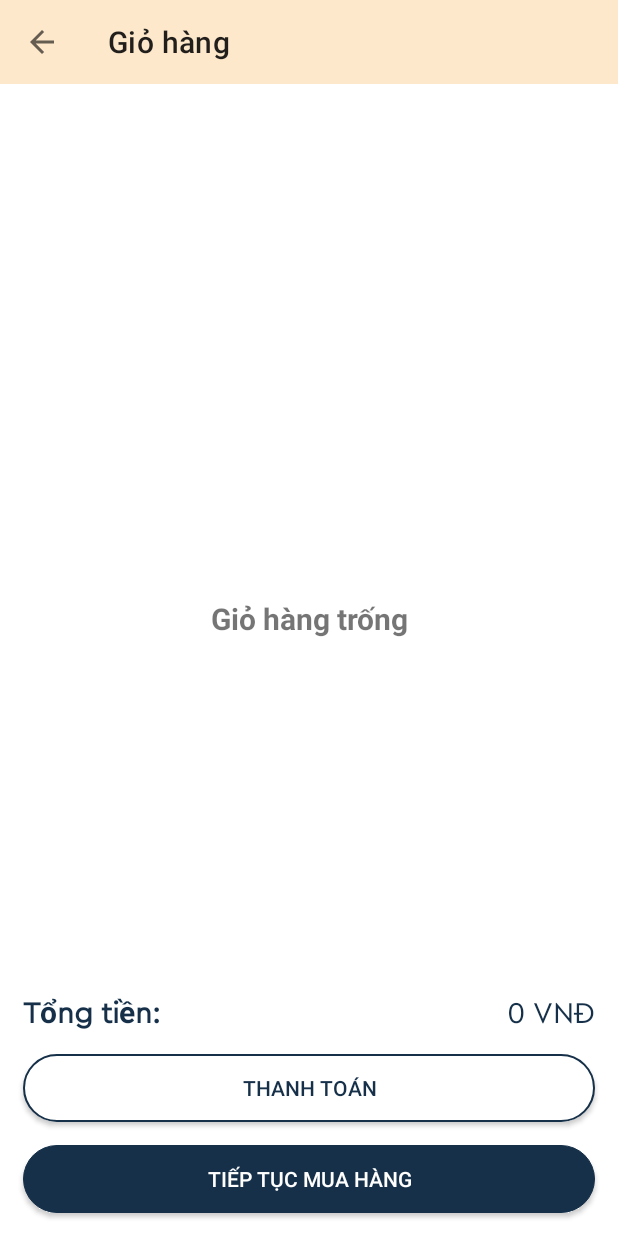
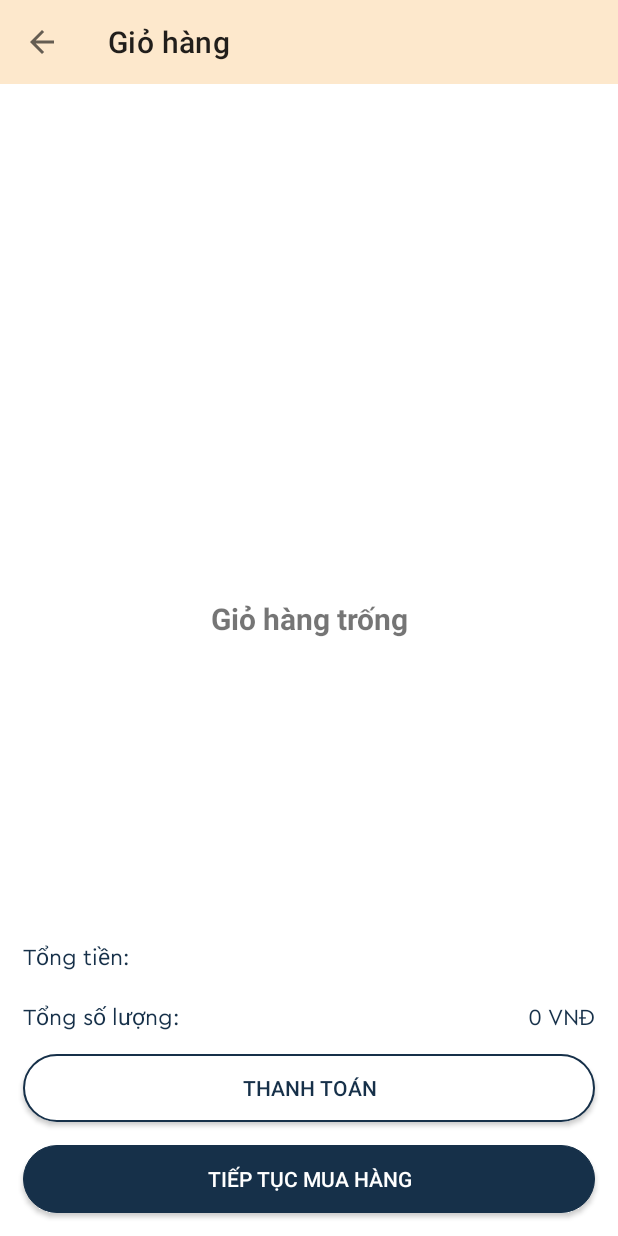
Before and after one commit to buikhacchung123/shopbanhoa, an Android app: the MainActivity screen opened directly, with no data from a screen before it, item 3 of the bottom bar chosen, on a phone screen of 412 x 824 dp. Run offline under Robolectric (Android 15) with nearby library versions, the phone set to English and light mode, and no system bars; pictures from the network do not load; Roboto replaces fonts that are not available here.

Commit message:
doing sum cart

```diff
--- a/app/src/main/java/com/example/testcontentprovider/activity/CartActivity.java
+++ b/app/src/main/java/com/example/testcontentprovider/activity/CartActivity.java
@@ -1,5 +1,6 @@
 package com.example.testcontentprovider.activity;
 
+import androidx.annotation.Nullable;
 import androidx.appcompat.app.AppCompatActivity;
 import androidx.appcompat.widget.Toolbar;
 import androidx.recyclerview.widget.LinearLayoutManager;
@@ -15,12 +16,11 @@ import android.widget.Toast;
 import com.example.testcontentprovider.R;
 import com.example.testcontentprovider.adapter.CartAdapter;
 
-import java.io.Serializable;
 import java.text.DecimalFormat;
 
 public class CartActivity extends AppCompatActivity {
     static TextView giohangtrong;
-    static TextView txtTongtien;
+    static TextView txtTongtien, txtTongSL;
     Toolbar toolbar;
     RecyclerView recyclerView;
     Button btnTiepTucMuahang, btnThanhToan;
@@ -67,7 +67,7 @@ public class CartActivity extends AppCompatActivity {
                     if(MainActivity.manggiohang.size()>0){
                         Intent i = new Intent(CartActivity.this, ThanhToanActivity.class);
                         i.putExtra("TongTien",txtTongtien.getText());
-                        i.putExtra("TongSL", MainActivity.manggiohang.size());
+                        i.putExtra("TongSL", 0);
                         startActivity(i);
                     }else{
                         Toast.makeText (getBaseContext(), "Không có sản phẩm để thanh toán", Toast.LENGTH_SHORT).show();
@@ -83,12 +83,15 @@ public class CartActivity extends AppCompatActivity {
 
     public static void tinhTongTien() {
         double tongtien = 0;
+        int tongsl = 0;
         for(int i = 0; i < MainActivity.manggiohang.size(); i++)
         {
             tongtien += (MainActivity.manggiohang.get(i).getGia() * MainActivity.manggiohang.get(i).getSoluong());
+            //tongsl += MainActivity.manggiohang.get(i).getSoluong();
         }
         DecimalFormat decimalFormat = new DecimalFormat("###,###,###");
         txtTongtien.setText(decimalFormat.format(tongtien) + " VNĐ");
+        //txtTongSL.setText(tongsl);
     }
     public static void checkGH(){
         if(MainActivity.manggiohang.size() <= 0){
@@ -101,10 +104,11 @@ public class CartActivity extends AppCompatActivity {
     }
     private void AnhXa() {
         giohangtrong = findViewById(R.id.txtcartnull);
-        txtTongtien = findViewById(R.id.txtTongTien);
+        txtTongtien = findViewById(R.id.txtTongSL1);
         toolbar = findViewById(R.id.cart_toolbar);
         recyclerView = findViewById(R.id.rcv_thanhToan);
         btnThanhToan = findViewById(R.id.btnThanhToan);
         btnTiepTucMuahang = findViewById(R.id.btntieptucmua);
+        txtTongSL = findViewById(R.id.txtTongSL1);
     }
 }
--- a/app/src/main/java/com/example/testcontentprovider/activity/MainActivity.java
+++ b/app/src/main/java/com/example/testcontentprovider/activity/MainActivity.java
@@ -44,7 +44,7 @@ public class MainActivity extends AppCompatActivity {
     protected void onCreate(Bundle savedInstanceState) {
         super.onCreate(savedInstanceState);
         setContentView(R.layout.activity_main);
-        AhXa();
+        AnhXa();
         LoadFrame(new HomeFragment());
         mangdanhmuc = dm.getDM();
         dmspAdapter = new DMSPAdapter(mangdanhmuc, getApplicationContext());
@@ -86,9 +86,7 @@ public class MainActivity extends AppCompatActivity {
                         break;
                 }
                 return true;
-
             }
-
         });
 
         frameLayout.setOnClickListener(new View.OnClickListener() {
@@ -102,7 +100,7 @@ public class MainActivity extends AppCompatActivity {
 
 
 
-    private void AhXa() {
+    private void AnhXa() {
         bottomNavigationView = findViewById(R.id.bottom_navigation);
         toolbar = (Toolbar) findViewById(R.id.toolbar);
         drawerLayout = findViewById(R.id.drawerlayout_main);
--- a/app/src/main/java/com/example/testcontentprovider/activity/ThanhToanActivity.java
+++ b/app/src/main/java/com/example/testcontentprovider/activity/ThanhToanActivity.java
@@ -15,7 +15,7 @@ import com.example.testcontentprovider.adapter.CartAdapter;
 public class ThanhToanActivity extends AppCompatActivity {
     RecyclerView rvThanhToan;
     static CartAdapter adapter;
-    TextView txtTongTien, txtTongSL;
+    TextView txtTongTien, txtTongSL, txtResult_VC;
     Button btnApDung;
 
     @Override
@@ -36,14 +36,15 @@ public class ThanhToanActivity extends AppCompatActivity {
         btnApDung.setOnClickListener(new View.OnClickListener() {
             @Override
             public void onClick(View v) {
-
+                txtResult_VC.setText("Mã voucher ko tồn tại");
             }
         });
     }
     public void AnhXa(){
         rvThanhToan = findViewById(R.id.rcv_thanhToan);
         txtTongTien = findViewById(R.id.txtTongTien);
-        txtTongSL = findViewById(R.id.txtTongSL);
+        txtTongSL = findViewById(R.id.txtTongSL1);
+        txtResult_VC = findViewById(R.id.tv_ResultVoucher);
         btnApDung = findViewById(R.id.btnApDung);
     }
 }
--- a/app/src/main/java/com/example/testcontentprovider/model/GioHang.java
+++ b/app/src/main/java/com/example/testcontentprovider/model/GioHang.java
@@ -2,9 +2,14 @@ package com.example.testcontentprovider.model;
 
 public class GioHang {
     String masp, tensp, hinhsp;
+    double thanhtien;
+    int soluong;
+    double gia;
 
     public GioHang(){
-
+        soluong =0;
+        gia=0;
+        thanhtien=0;
     }
 
     public String getMasp() {
@@ -47,8 +52,6 @@ public class GioHang {
         this.soluong = soluong;
     }
 
-    double gia;
-
     public double getThanhtien() {
         return thanhtien;
     }
@@ -57,6 +60,5 @@ public class GioHang {
         this.thanhtien = thanhtien;
     }
 
-    double thanhtien;
-    int soluong;
+
 }
--- a/app/src/main/res/layout/activity_cart.xml
+++ b/app/src/main/res/layout/activity_cart.xml
@@ -42,9 +42,43 @@
         android:id="@+id/cartlayout"
         android:layout_width="match_parent"
         android:layout_height="wrap_content"
+        android:layout_marginBottom="10dp"
         android:orientation="horizontal"
         android:weightSum="2"
+        app:layout_constraintBottom_toTopOf="@+id/cartlayout2">
+
+        <TextView
+            android:layout_width="wrap_content"
+            android:layout_height="wrap_content"
+            android:layout_marginLeft="10dp"
+            android:layout_weight="1"
+            android:fontFamily="@font/cerapro_regular"
+            android:padding="5dp"
+            android:text="Tổng tiền:"
+            android:textColor="@color/dark_blue"
+            android:textSize="15sp" />
+
+        <TextView
+            android:id="@+id/txtTongTien"
+            android:layout_width="wrap_content"
+            android:layout_height="wrap_content"
+            android:layout_marginRight="10dp"
+            android:layout_weight="1"
+            android:fontFamily="@font/cerapro_regular"
+            android:gravity="right"
+            android:padding="5dp"
+            android:textColor="@color/dark_blue"
+            android:textSize="15sp" />
+    </LinearLayout>
+
+    <LinearLayout
+        android:id="@+id/cartlayout2"
+        android:layout_width="match_parent"
+        android:layout_height="wrap_content"
         android:layout_marginBottom="10dp"
+        android:orientation="horizontal"
+
+        android:weightSum="2"
         app:layout_constraintBottom_toTopOf="@+id/btnThanhToan">
 
         <TextView
@@ -52,23 +86,23 @@
             android:layout_height="wrap_content"
             android:layout_marginLeft="10dp"
             android:layout_weight="1"
+            android:fontFamily="@font/cerapro_regular"
             android:padding="5dp"
-            android:fontFamily="@font/cerapro_regular"
-            android:text="Tổng tiền:"
+            android:text="Tổng số lượng:"
             android:textColor="@color/dark_blue"
-            android:textSize="20sp"
-            android:textStyle="bold" />
+            android:textSize="15sp"/>
+
         <TextView
-            android:id="@+id/txtTongTien"
-            android:padding="5dp"
-            android:layout_marginRight="10dp"
+            android:id="@+id/txtTongSL1"
             android:layout_width="wrap_content"
             android:layout_height="wrap_content"
+            android:layout_marginRight="10dp"
             android:layout_weight="1"
+            android:fontFamily="@font/cerapro_regular"
             android:gravity="right"
-            android:fontFamily="@font/cerapro_regular"
-            android:textSize="20sp"
-            android:textColor="@color/dark_blue"/>
+            android:padding="5dp"
+            android:textColor="@color/dark_blue"
+            android:textSize="15sp" />
     </LinearLayout>
 
     <androidx.appcompat.widget.AppCompatButton
--- a/app/src/main/res/layout/activity_thanh_toan.xml
+++ b/app/src/main/res/layout/activity_thanh_toan.xml
@@ -61,8 +61,7 @@
                 android:layout_width="match_parent"
                 android:layout_height="wrap_content"
                 android:layout_marginTop="10dp"
-                android:text="TextView"
-                android:visibility="visible" />
+                android:visibility="gone" />
 
             <androidx.appcompat.widget.AppCompatButton
                 android:id="@+id/btnApDung"
@@ -153,7 +152,7 @@
                     android:textSize="15sp" />
 
                 <TextView
-                    android:id="@+id/txtTongTien"
+                    android:id="@+id/txtTongSL1"
                     android:layout_width="wrap_content"
                     android:layout_height="wrap_content"
                     android:layout_weight="1"
```
